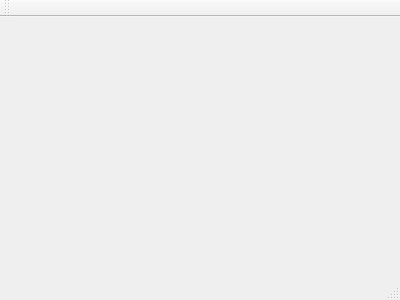
Qt form MineSweeper/mainwindow.ui (DianDianSun/qt_minesweeper_ui) before a commit.
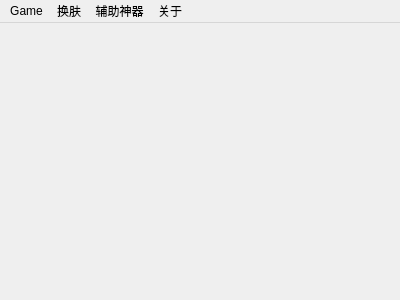
The same form after that commit.

```diff
--- a/MineSweeper/mainwindow.ui
+++ b/MineSweeper/mainwindow.ui
@@ -12,13 +12,70 @@
   <property name="windowTitle" >
    <string>MainWindow</string>
   </property>
-  <widget class="QMenuBar" name="menuBar" />
-  <widget class="QToolBar" name="mainToolBar" />
-  <widget class="QWidget" name="centralWidget" />
-  <widget class="QStatusBar" name="statusBar" />
+  <widget class="QWidget" name="centralWidget"/>
+  <widget class="QMenuBar" name="menuBar">
+   <property name="geometry">
+    <rect>
+     <x>0</x>
+     <y>0</y>
+     <width>400</width>
+     <height>21</height>
+    </rect>
+   </property>
+   <widget class="QMenu" name="menuGame">
+    <property name="title">
+     <string>Game</string>
+    </property>
+    <addaction name="actionchuji"/>
+    <addaction name="actionzhongji"/>
+    <addaction name="actiongaoji"/>
+    <addaction name="actionzidingyi"/>
+   </widget>
+   <widget class="QMenu" name="menu">
+    <property name="title">
+     <string>换肤</string>
+    </property>
+   </widget>
+   <widget class="QMenu" name="menu_2">
+    <property name="title">
+     <string>辅助神器</string>
+    </property>
+   </widget>
+   <widget class="QMenu" name="menu_3">
+    <property name="title">
+     <string>关于</string>
+    </property>
+   </widget>
+   <addaction name="menuGame"/>
+   <addaction name="menu"/>
+   <addaction name="menu_2"/>
+   <addaction name="menu_3"/>
+  </widget>
+  <action name="actionchuji">
+   <property name="text">
+    <string>初级</string>
+   </property>
+  </action>
+  <action name="actiongaoji">
+   <property name="text">
+    <string>高级</string>
+   </property>
+  </action>
+  <action name="actionzhongji">
+   <property name="text">
+    <string>初级</string>
+   </property>
+   <property name="iconText">
+    <string>qt</string>
+   </property>
+  </action>
+  <action name="actionzidingyi">
+   <property name="text">
+    <string>自定义</string>
+   </property>
+  </action>
  </widget>
- <layoutDefault spacing="6" margin="11" />
- <pixmapfunction></pixmapfunction>
+ <layoutdefault spacing="6" margin="11"/>
  <resources/>
  <connections/>
 </ui>
```
Left out of the diff: 7 changed lines with no effect on the pictures.
